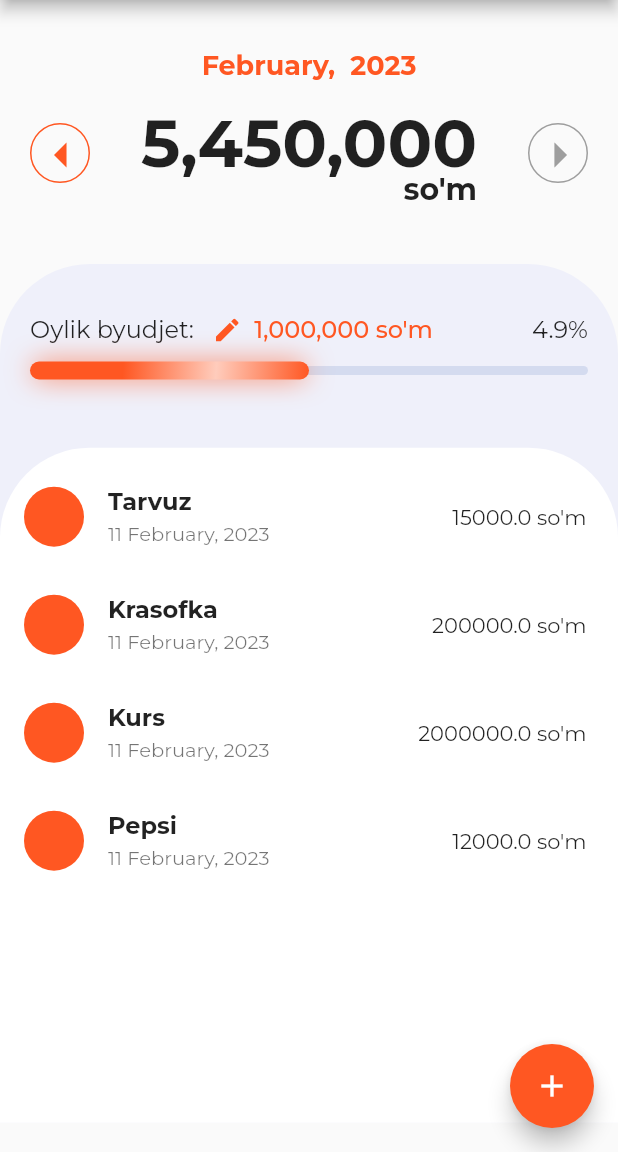
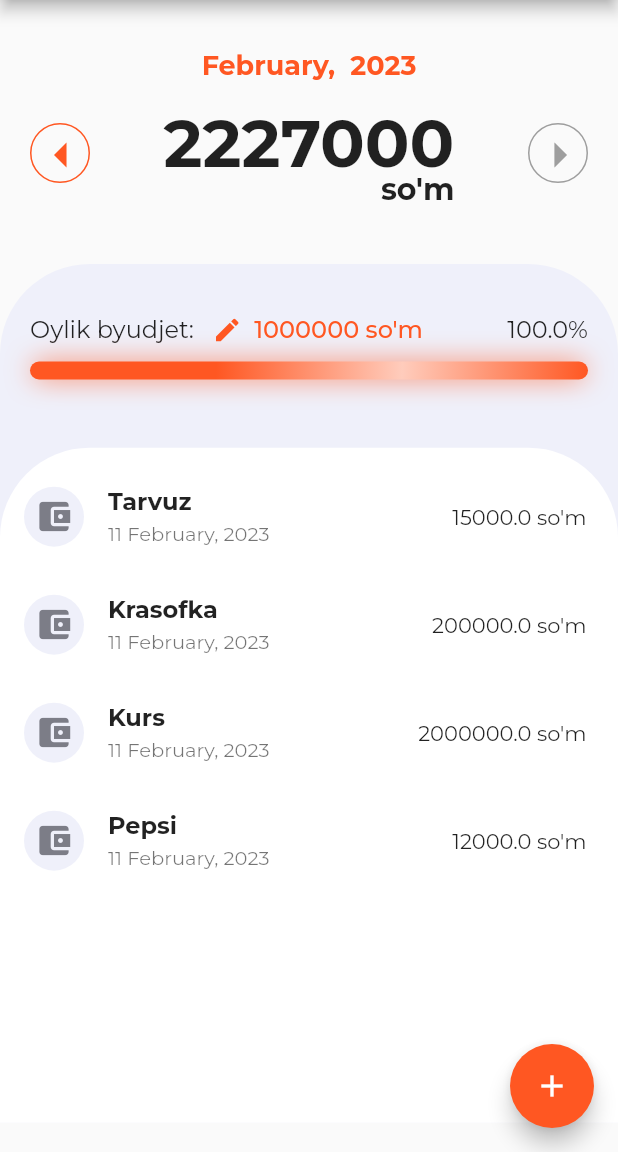
Before and after one commit to suxrobsattorov/my-wallet-mobile, a Flutter app: the screen it shows after launch, on a phone screen of 412 x 824 dp, the part 84-1236 px from its top. Run offline on Flutter 3.47's test engine with Material 2 defaults, Android fonts, the phone set to English and light mode, and no system bars; our stand-ins replace google_fonts; missing offline and left inert: flutter_month_picker; project files that could hold a hidden picture were left out.

Commit message:
wallet commit

```diff
--- a/lib/main.dart
+++ b/lib/main.dart
@@ -69,13 +69,26 @@ class _MyWalletState extends State<MyWallet> {
     });
   }
 
-  void showAddExpenseWindow(BuildContext context) {
+  void _showAddExpenseWindow(BuildContext context) {
     showModalBottomSheet(
+      isDismissible: false,
       context: context,
       builder: (builder) {
-        return AddExpense();
+        return AddExpense(_addNewExpense);
       },
     );
+  }
+
+  void _addNewExpense(String title, double amount, DateTime date) {
+    setState(() {
+      _expenses.addNewExpense(title, amount, date);
+    });
+  }
+
+  void deleteExpense(String id) {
+    setState(() {
+      _expenses.delete(id);
+    });
   }
 
   @override
@@ -88,13 +101,23 @@ class _MyWalletState extends State<MyWallet> {
       ),
       body: Column(
         children: [
-          Header(_selectedDate, _showCalendar, _beforeDate, _afterDate),
-          Body(_expenses.expenses),
+          Header(
+            _selectedDate,
+            _showCalendar,
+            _beforeDate,
+            _afterDate,
+            _expenses.totalExpenseByMonth(_selectedDate),
+          ),
+          Body(
+            _expenses.itemByMonth(_selectedDate),
+            _expenses.totalExpenseByMonth(_selectedDate),
+            deleteExpense,
+          ),
         ],
       ),
       floatingActionButton: FloatingActionButton(
         onPressed: () {
-          showAddExpenseWindow(context);
+          _showAddExpenseWindow(context);
         },
         child: const Icon(
           Icons.add,
--- a/lib/models/expense.dart
+++ b/lib/models/expense.dart
@@ -12,7 +12,7 @@ class Expense {
     required this.title,
     required this.date,
     required this.amount,
-    this.icon = Icons.ac_unit,
+    this.icon = Icons.account_balance_wallet,
   });
 }
 
@@ -24,7 +24,36 @@ class Expenses {
     Expense(id: "4", title: "Pepsi", date: DateTime.now(), amount: 12000),
   ];
 
-  List<Expense> get expenses {
+  List<Expense> get items {
     return _expenses;
   }
+
+  List<Expense> itemByMonth(DateTime date) {
+    return _expenses
+        .where((expense) =>
+            expense.date.month == date.month && expense.date.year == date.year)
+        .toList();
+  }
+
+  double totalExpenseByMonth(DateTime date) {
+    final expensesByMonth = itemByMonth(date);
+
+    return expensesByMonth.fold(
+        0, (previousValue, expense) => previousValue + expense.amount);
+  }
+
+  void addNewExpense(String title, double amount, DateTime date) {
+    _expenses.add(
+      Expense(
+        id: "${_expenses.length + 1}",
+        title: title,
+        date: date,
+        amount: amount,
+      ),
+    );
+  }
+
+  void delete(String id) {
+    _expenses.removeWhere((expense) => expense.id == id);
+  }
 }
--- a/lib/widgets/body.dart
+++ b/lib/widgets/body.dart
@@ -6,15 +6,21 @@ import 'expense_list.dart';
 
 class Body extends StatelessWidget {
   final List<Expense> expenses;
+  final double totalExpenseByMonth;
+  final Function deleteExpense;
 
-  Body(this.expenses);
+  Body(
+    this.expenses,
+    this.totalExpenseByMonth,
+    this.deleteExpense,
+  );
 
   @override
   Widget build(BuildContext context) {
     return Stack(
       children: [
-        Budget(),
-        ExpenseList(expenses),
+        Budget(totalExpenseByMonth),
+        ExpenseList(expenses, deleteExpense),
       ],
     );
   }
--- a/lib/widgets/budget.dart
+++ b/lib/widgets/budget.dart
@@ -1,7 +1,42 @@
 import 'package:flutter/material.dart';
 import 'package:my_wallet/widgets/progress_bar.dart';
 
-class Budget extends StatelessWidget {
+import 'edit_monthly_budget.dart';
+
+class Budget extends StatefulWidget {
+  final double _totalExpenseByMonth;
+
+  Budget(this._totalExpenseByMonth);
+
+  @override
+  _BudgetState createState() => _BudgetState();
+}
+
+class _BudgetState extends State<Budget> {
+  double _limit = 1000000;
+
+  void _showMonthlyBudgetWindow(BuildContext context) {
+    showModalBottomSheet(
+        isDismissible: false,
+        context: context,
+        builder: (builder) {
+          return EditMonthlyBudget(_changeBudgetLimit, _limit);
+        });
+  }
+
+  void _changeBudgetLimit(double amount) {
+    setState(() {
+      _limit = amount;
+    });
+  }
+
+  double _totalInterestByMonth(double limit) {
+    double result = (widget._totalExpenseByMonth * 100) / limit;
+
+    if (result > 100) return 100;
+    return result;
+  }
+
   @override
   Widget build(BuildContext context) {
     return Container(
@@ -29,14 +64,16 @@ class Budget extends StatelessWidget {
                     ),
                   ),
                   TextButton.icon(
-                    onPressed: () {},
+                    onPressed: () {
+                      _showMonthlyBudgetWindow(context);
+                    },
                     icon: const Icon(
                       Icons.edit,
                       size: 20,
                     ),
                     label: Text(
-                      "1,000,000 so'm",
-                      style: TextStyle(
+                      "${_limit.toStringAsFixed(0)} so'm",
+                      style: const TextStyle(
                         fontSize: 16,
                       ),
                     ),
@@ -44,14 +81,14 @@ class Budget extends StatelessWidget {
                 ],
               ),
               Text(
-                "4.9%",
-                style: TextStyle(
+                "${_totalInterestByMonth(_limit).toStringAsFixed(1)}%",
+                style: const TextStyle(
                   fontSize: 16,
                 ),
               ),
             ],
           ),
-          ProgressBar(),
+          ProgressBar(_totalInterestByMonth(_limit)),
         ],
       ),
     );
--- /dev/null
+++ b/lib/widgets/expense_item.dart
@@ -0,0 +1,72 @@
+import 'package:flutter/material.dart';
+import 'package:intl/intl.dart';
+
+class ExpenseItem extends StatelessWidget {
+  final String id;
+  final String title;
+  final DateTime date;
+  final double amount;
+  final IconData icon;
+  final Key key;
+  final Function deleteExpense;
+
+  ExpenseItem(
+    this.id,
+    this.title,
+    this.date,
+    this.amount,
+    this.icon,
+    this.key,
+    this.deleteExpense,
+  ) : super(key: key);
+
+  @override
+  Widget build(BuildContext context) {
+    return Dismissible(
+      key: key,
+      onDismissed: (direction) {
+        deleteExpense(id);
+      },
+      direction: DismissDirection.endToStart,
+      background: Container(
+        padding: const EdgeInsets.only(right: 10),
+        alignment: Alignment.centerRight,
+        decoration: const BoxDecoration(
+          gradient: LinearGradient(
+            colors: [
+              Colors.red,
+              Colors.red,
+              Colors.red,
+              Colors.white,
+            ],
+          ),
+        ),
+        child: const Icon(
+          Icons.delete,
+          color: Colors.red,
+        ),
+      ),
+      child: ListTile(
+        leading: CircleAvatar(
+          backgroundColor: const Color.fromRGBO(239, 240, 250, 1),
+          child: Icon(icon, color: Color.fromRGBO(124, 125, 135, 1),size: 26,),
+        ),
+        title: Text(
+          title,
+          style: const TextStyle(
+            fontWeight: FontWeight.bold,
+          ),
+        ),
+        subtitle: Text(
+          DateFormat("d MMMM, y").format(date),
+          style: const TextStyle(
+            fontSize: 13,
+          ),
+        ),
+        trailing: Text(
+          "$amount so'm",
+        ),
+      ),
+    );
+  }
+}
--- a/lib/widgets/expense_list.dart
+++ b/lib/widgets/expense_list.dart
@@ -1,12 +1,16 @@
 import 'package:flutter/material.dart';
-import 'package:intl/intl.dart';
+import 'package:my_wallet/widgets/expense_item.dart';
 
 import '../models/expense.dart';
 
 class ExpenseList extends StatelessWidget {
   final List<Expense> expenses;
+  final Function deleteExpense;
 
-  ExpenseList(this.expenses);
+  ExpenseList(
+    this.expenses,
+    this.deleteExpense,
+  );
 
   @override
   Widget build(BuildContext context) {
@@ -23,34 +27,50 @@ class ExpenseList extends StatelessWidget {
             topRight: Radius.circular(60),
           ),
         ),
-        child: ListView.builder(
+        child: expenses.isNotEmpty
+            ? ListView.builder(
                 padding: const EdgeInsets.only(
                   top: 10,
                   right: 5,
                 ),
                 itemBuilder: (context, index) {
-            return ListTile(
-              leading: CircleAvatar(
-                backgroundColor: Colors.deepOrange,
+                  return ExpenseItem(
+                    expenses[index].id,
+                    expenses[index].title,
+                    expenses[index].date,
+                    expenses[index].amount,
+                    expenses[index].icon,
+                    ValueKey(expenses[index].id),
+                    deleteExpense,
+                  );
+                },
+                itemCount: expenses.length,
+              )
+            : Padding(
+                padding: const EdgeInsets.only(
+                  top: 20,
+                  bottom: 50,
+                  left: 50,
+                  right: 50,
                 ),
-              title: Text(
-                expenses[index].title,
-                style: const TextStyle(
+                child: Column(
+                  children: [
+                    const Text(
+                      "Xarajatlar mavjud emas!",
+                      style: TextStyle(
+                        fontSize: 20,
                         fontWeight: FontWeight.bold,
                       ),
                     ),
-              subtitle: Text(
-                DateFormat("d MMMM, y").format(expenses[index].date),
-                style: const TextStyle(
-                  fontSize: 13,
+                    const SizedBox(
+                      height: 30,
                     ),
+                    Image.asset(
+                      "assets/images/rocket.png",
+                      fit: BoxFit.cover,
+                    )
+                  ],
                 ),
-              trailing: Text(
-                "${expenses[index].amount} so'm",
-              ),
-            );
-          },
-          itemCount: expenses.length,
               ),
       ),
     );
--- a/lib/widgets/header.dart
+++ b/lib/widgets/header.dart
@@ -2,6 +2,7 @@ import 'package:flutter/material.dart';
 import 'package:intl/intl.dart';
 
 class Header extends StatelessWidget {
+  final double totalByMonth;
   final DateTime selectedDate;
   final Function showCalendar;
   final Function() beforeDate;
@@ -12,6 +13,7 @@ class Header extends StatelessWidget {
     this.showCalendar,
     this.beforeDate,
     this.afterDate,
+    this.totalByMonth,
   );
 
   @override
@@ -63,13 +65,13 @@ class Header extends StatelessWidget {
                 crossAxisAlignment: CrossAxisAlignment.end,
                 children: [
                   Text(
-                    "5,450,000",
-                    style: TextStyle(
+                    totalByMonth.toStringAsFixed(0),
+                    style: const TextStyle(
                       fontSize: 44,
                       fontWeight: FontWeight.bold,
                     ),
                   ),
-                  Text(
+                  const Text(
                     "so'm",
                     style: TextStyle(
                       fontSize: 20,
--- a/lib/widgets/progress_bar.dart
+++ b/lib/widgets/progress_bar.dart
@@ -1,6 +1,10 @@
 import 'package:flutter/material.dart';
 
 class ProgressBar extends StatelessWidget {
+  final double totalInterestByMonth;
+
+  ProgressBar(this.totalInterestByMonth);
+
   @override
   Widget build(BuildContext context) {
     return Container(
@@ -13,7 +17,7 @@ class ProgressBar extends StatelessWidget {
       ),
       child: FractionallySizedBox(
         heightFactor: 2,
-        widthFactor: 0.5,
+        widthFactor: totalInterestByMonth / 100,
         child: Container(
           decoration: BoxDecoration(
             gradient: LinearGradient(
```
Also changed, not shown: lib/widgets/add_expense.dart (+51 -8 lines), lib/widgets/edit_monthly_budget.dart (added, +71 -0 lines), pubspec.yaml (+6 -5 lines), assets/images/rocket.png (added), pubspec.lock, 1 other file. Lines whose indentation alone changed are shown as unchanged.
